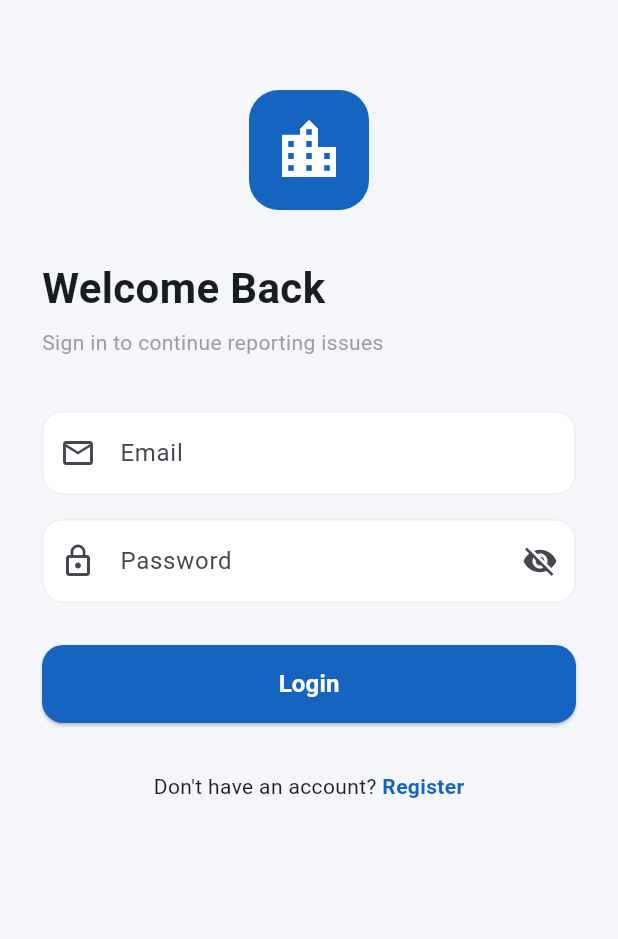
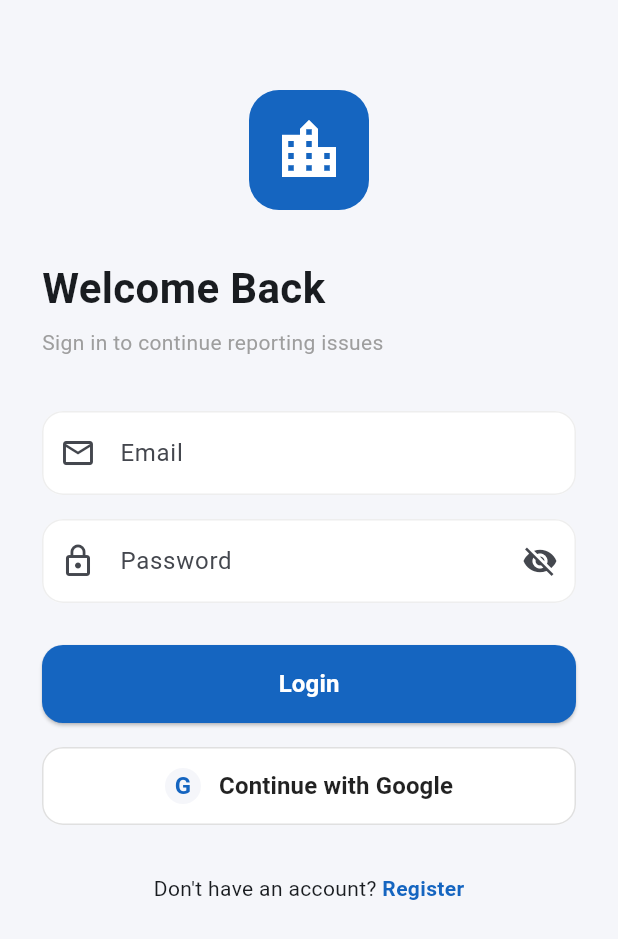
Before and after one commit to Siddhesh1401/StreetLens_App, a Flutter app: the screen it shows after launch, on a phone screen of 412 x 824 dp. Shown: the top 939 px of the screen. Run offline on Flutter 3.47's test engine with Material 3 defaults, Android fonts, the phone set to English and light mode, and no system bars; our stand-ins replace cloud_firestore, firebase_auth, firebase_core, flutter_map, geolocator, google_sign_in and 2 more; accounts and stored records are empty.

Commit message:
google login

```diff
--- a/lib/screens/login_screen.dart
+++ b/lib/screens/login_screen.dart
@@ -48,6 +48,28 @@ class _LoginScreenState extends State<LoginScreen> {
       }
     }
     setState(() => _isLoading = false);
+  }
+
+  Future<void> _loginWithGoogle() async {
+    setState(() => _isLoading = true);
+    try {
+      final user = await _authService.signInWithGoogle();
+      if (user != null && mounted) {
+        Navigator.pushReplacement(
+          context,
+          MaterialPageRoute(builder: (_) => const HomeScreen()),
+        );
+      }
+    } catch (e) {
+      if (mounted) {
+        ScaffoldMessenger.of(context).showSnackBar(
+          SnackBar(content: Text(e.toString()), backgroundColor: Colors.red),
+        );
+      }
+    }
+    if (mounted) {
+      setState(() => _isLoading = false);
+    }
   }
 
   @override
@@ -132,6 +154,52 @@ class _LoginScreenState extends State<LoginScreen> {
                                 color: Colors.white)),
                   ),
                 ),
+                const SizedBox(height: 16),
+                SizedBox(
+                  width: double.infinity,
+                  height: 52,
+                  child: OutlinedButton(
+                    onPressed: _isLoading ? null : _loginWithGoogle,
+                    style: OutlinedButton.styleFrom(
+                      backgroundColor: Colors.white,
+                      side: BorderSide(color: Colors.grey.shade300),
+                      shape: RoundedRectangleBorder(
+                        borderRadius: BorderRadius.circular(14),
+                      ),
+                    ),
+                    child: Row(
+                      mainAxisAlignment: MainAxisAlignment.center,
+                      children: [
+                        Container(
+                          width: 24,
+                          height: 24,
+                          decoration: BoxDecoration(
+                            color: const Color(0xFFF5F6FA),
+                            borderRadius: BorderRadius.circular(12),
+                          ),
+                          alignment: Alignment.center,
+                          child: const Text(
+                            'G',
+                            style: TextStyle(
+                              fontSize: 16,
+                              fontWeight: FontWeight.bold,
+                              color: Color(0xFF1565C0),
+                            ),
+                          ),
+                        ),
+                        const SizedBox(width: 12),
+                        const Text(
+                          'Continue with Google',
+                          style: TextStyle(
+                            fontSize: 16,
+                            fontWeight: FontWeight.w600,
+                            color: Colors.black87,
+                          ),
+                        ),
+                      ],
+                    ),
+                  ),
+                ),
                 const SizedBox(height: 32),
                 Center(
                   child: GestureDetector(
--- a/pubspec.yaml
+++ b/pubspec.yaml
@@ -38,6 +38,7 @@ dependencies:
   firebase_auth: ^5.0.0
   cloud_firestore: ^5.0.0
   firebase_messaging: ^15.0.0
+  google_sign_in: ^6.3.0
 
   # Maps & Location (OpenStreetMap - completely free, no API key needed)
   flutter_map: ^7.0.2
```
Also changed, not shown: lib/screens/register_screen.dart (+68 -0 lines), lib/services/auth_service.dart (+54 -0 lines), pubspec.lock, 1 other file.
